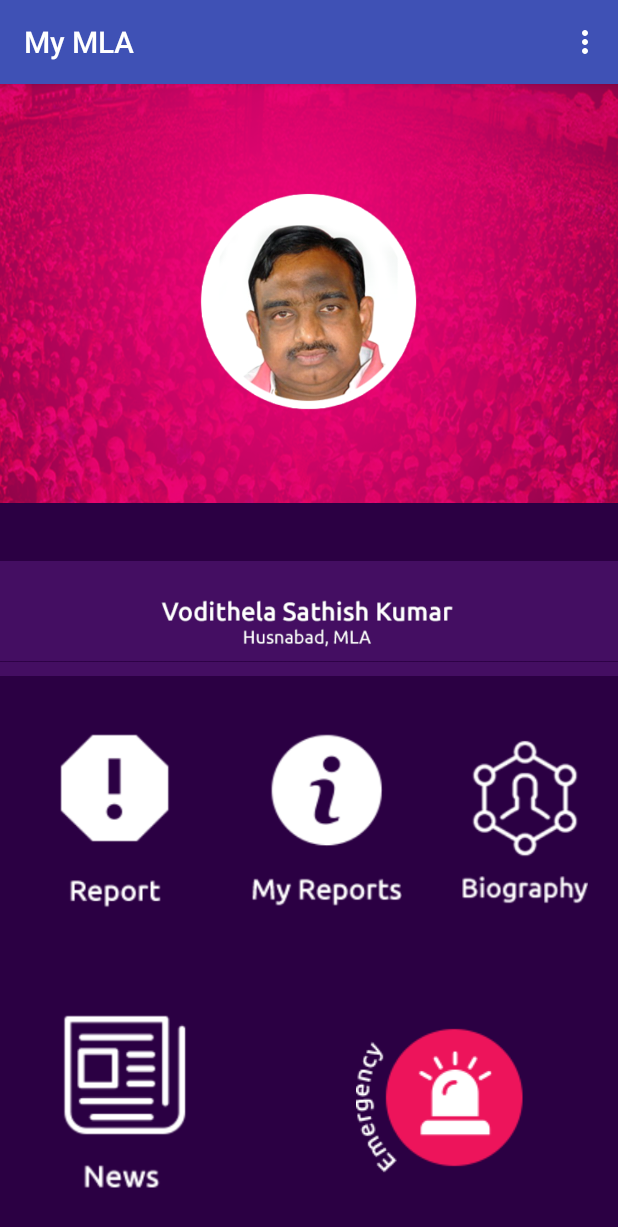
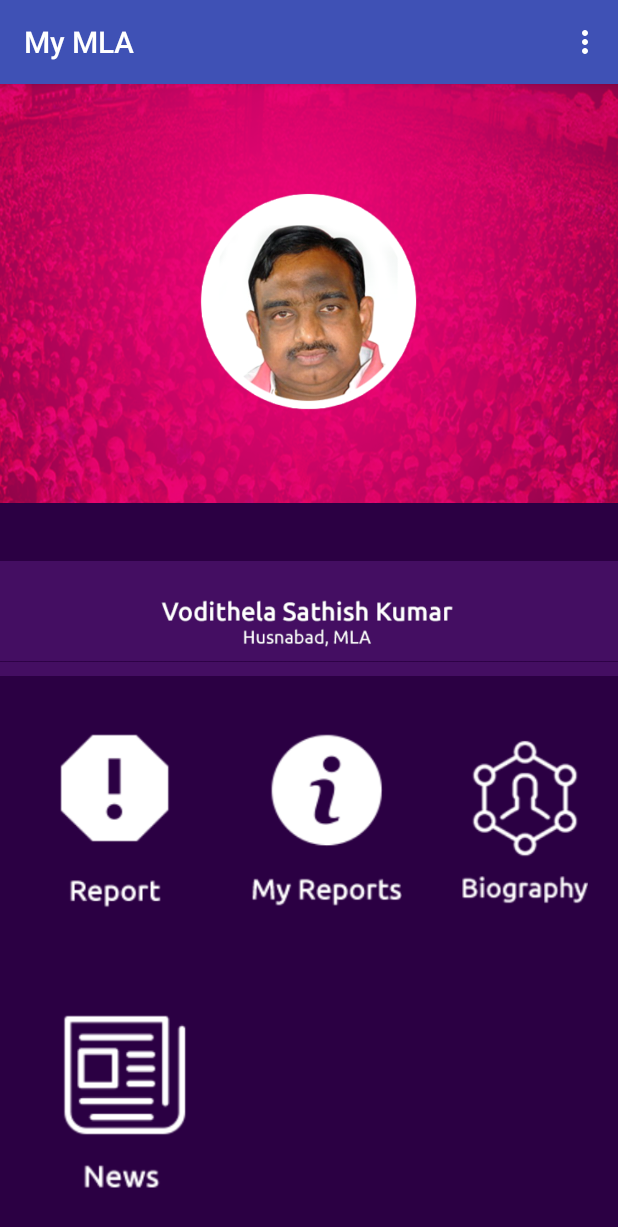
Before and after one commit to annemhp/ProjectAMobile, an Android app: the screen it shows after launch once a user with an empty profile is signed in (MainActivity), on a phone screen of 412 x 824 dp. Shown: the top 1227 px of the screen. Run offline under Robolectric (Android 15) with nearby library versions, the phone set to English and light mode, and no system bars; our stand-ins replace Firebase (no records; nobody signed in at launch, a user with empty details on screens opened directly); 1 statement that could not run was skipped.

Commit message:
Removed Camera and Hide Emargency

```diff
--- a/app/src/main/java/com/mymla/development/hsb/ReportsActivity.java
+++ b/app/src/main/java/com/mymla/development/hsb/ReportsActivity.java
@@ -397,7 +397,7 @@ public class ReportsActivity extends AppCompatActivity {
     }
 
     private void selectImage() {
-        final CharSequence[] items = {"Take Photo", "Choose from Library",
+        final CharSequence[] items = {"Choose from Gallery",
                 "Cancel"};
 
         AlertDialog.Builder builder = new AlertDialog.Builder(this);
@@ -412,8 +412,8 @@ public class ReportsActivity extends AppCompatActivity {
                     if (result)
                         cameraIntent();
 
-                } else if (items[item].equals("Choose from Library")) {
-                    userChoosenTask = "Choose from Library";
+                } else if (items[item].equals("Choose from Gallery")) {
+                    userChoosenTask = "Choose from Gallery";
                     if (result)
                         galleryIntent();
 
--- a/app/src/main/res/layout/activity_main_mla.xml
+++ b/app/src/main/res/layout/activity_main_mla.xml
@@ -102,7 +102,8 @@
                     android:baselineAlignBottom="false"
                     android:clickable="true"
                     android:cropToPadding="false"
-                    android:paddingTop="15dp" />
+                    android:paddingTop="15dp"
+                    android:visibility="gone" />
             </LinearLayout>
         </LinearLayout>
 
```
